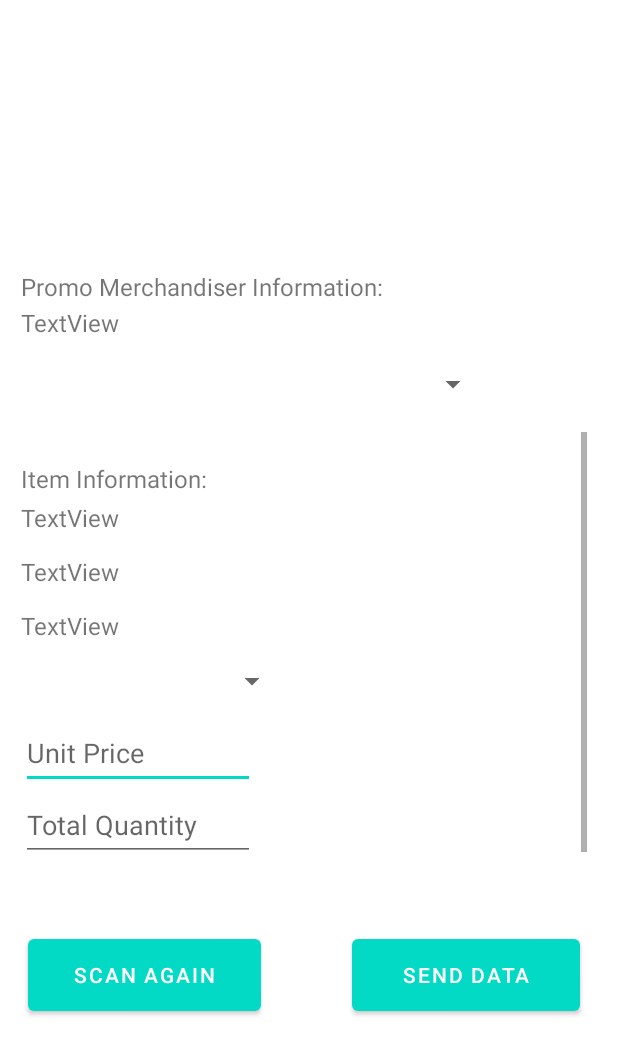
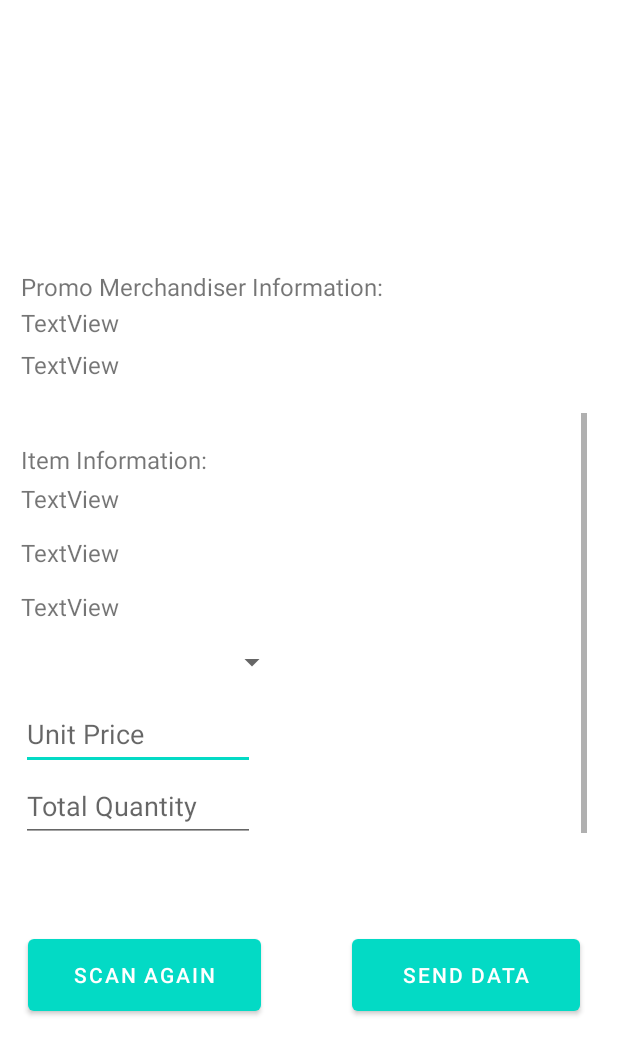
Before and after one commit to jolomunar/EdgeScanner-MobileApp, an Android app: the layout activity_display.xml on its own in the app's theme, with its tools: preview values and no code run, on a phone screen of 412 x 824 dp. Shown: the top 1055 px of the screen. Run offline under Robolectric (Android 15) with nearby library versions, the phone set to English and light mode, and no system bars.

Commit message:
revised-committ

```diff
--- a/app/src/main/res/layout/activity_display.xml
+++ b/app/src/main/res/layout/activity_display.xml
@@ -32,32 +32,32 @@
         app:layout_constraintStart_toStartOf="parent"
         app:layout_constraintTop_toTopOf="parent" />
 
-    <!--    <TextView-->
-    <!--        android:id="@+id/textView"-->
-    <!--        android:layout_width="173dp"-->
-    <!--        android:layout_height="23dp"-->
-    <!--        android:layout_marginTop="232dp"-->
-    <!--        android:text="TextView"-->
-    <!--        android:textSize="16sp"-->
-    <!--        app:layout_constraintEnd_toEndOf="parent"-->
-    <!--        app:layout_constraintHorizontal_bias="0.058"-->
-    <!--        app:layout_constraintStart_toStartOf="parent"-->
-    <!--        app:layout_constraintTop_toTopOf="parent" />-->
+        <TextView
+            android:id="@+id/textView"
+            android:layout_width="173dp"
+            android:layout_height="23dp"
+            android:layout_marginTop="232dp"
+            android:text="TextView"
+            android:textSize="16sp"
+            app:layout_constraintEnd_toEndOf="parent"
+            app:layout_constraintHorizontal_bias="0.058"
+            app:layout_constraintStart_toStartOf="parent"
+            app:layout_constraintTop_toTopOf="parent" />
 
-    <Spinner
-        android:id="@+id/outlet"
-        android:layout_width="310dp"
-        android:layout_height="48dp"
-        android:ems="10"
-        android:hint="Select Location Code"
-        android:minHeight="48dp"
-        app:layout_constraintBottom_toBottomOf="parent"
-        app:layout_constraintEnd_toEndOf="parent"
-        app:layout_constraintHorizontal_bias="0.158"
-        app:layout_constraintStart_toStartOf="parent"
-        app:layout_constraintTop_toBottomOf="@+id/textView2"
-        app:layout_constraintVertical_bias="0.015"
-        tools:ignore="SpeakableTextPresentCheck" />
+<!--    <Spinner-->
+<!--        android:id="@+id/outlet"-->
+<!--        android:layout_width="310dp"-->
+<!--        android:layout_height="48dp"-->
+<!--        android:ems="10"-->
+<!--        android:hint="Select Location Code"-->
+<!--        android:minHeight="48dp"-->
+<!--        app:layout_constraintBottom_toBottomOf="parent"-->
+<!--        app:layout_constraintEnd_toEndOf="parent"-->
+<!--        app:layout_constraintHorizontal_bias="0.158"-->
+<!--        app:layout_constraintStart_toStartOf="parent"-->
+<!--        app:layout_constraintTop_toBottomOf="@+id/textView2"-->
+<!--        app:layout_constraintVertical_bias="0.015"-->
+<!--        tools:ignore="SpeakableTextPresentCheck" />-->
 
     <Button
         android:id="@+id/button4"
@@ -97,11 +97,11 @@
         android:id="@+id/scrollView3"
         android:layout_width="377dp"
         android:layout_height="311dp"
-        android:layout_marginTop="288dp"
+        android:layout_marginTop="20dp"
         app:layout_constraintEnd_toEndOf="parent"
         app:layout_constraintHorizontal_bias="0.411"
         app:layout_constraintStart_toStartOf="parent"
-        app:layout_constraintTop_toTopOf="parent">
+        app:layout_constraintTop_toBottomOf="@+id/textView">
 
         <LinearLayout
             android:layout_width="match_parent"
```
Also changed, not shown: app/src/main/java/apc/mobprog/myqrcodeandbarcodescanner/DisplayActivity.java (+15 -15 lines).
